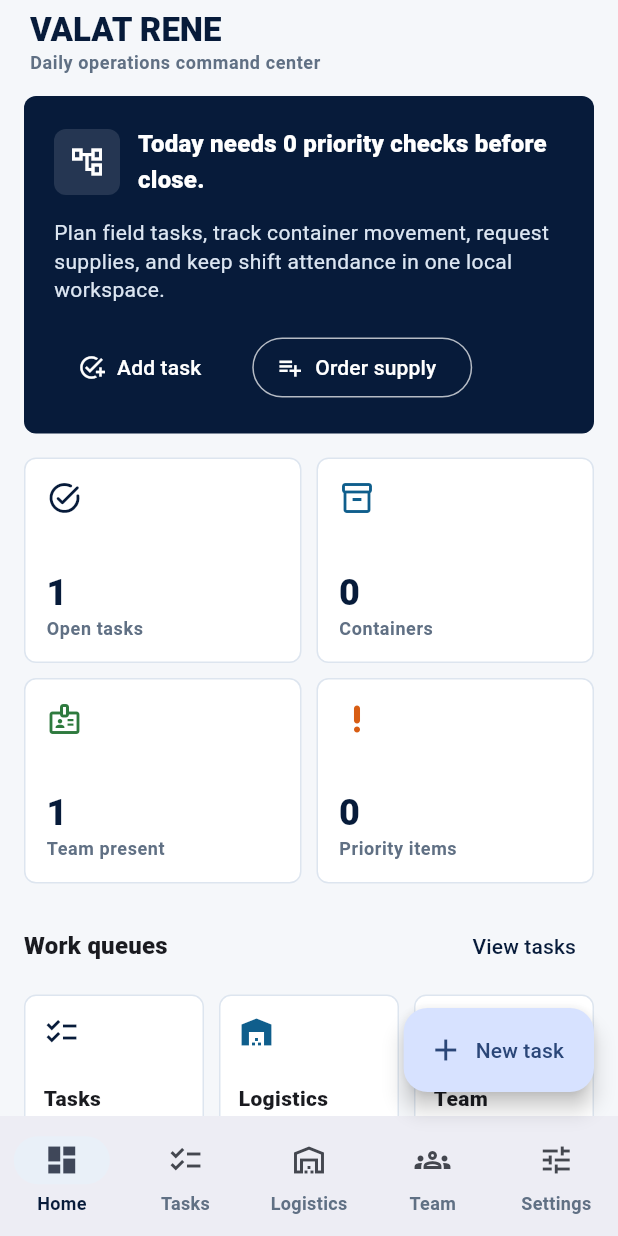
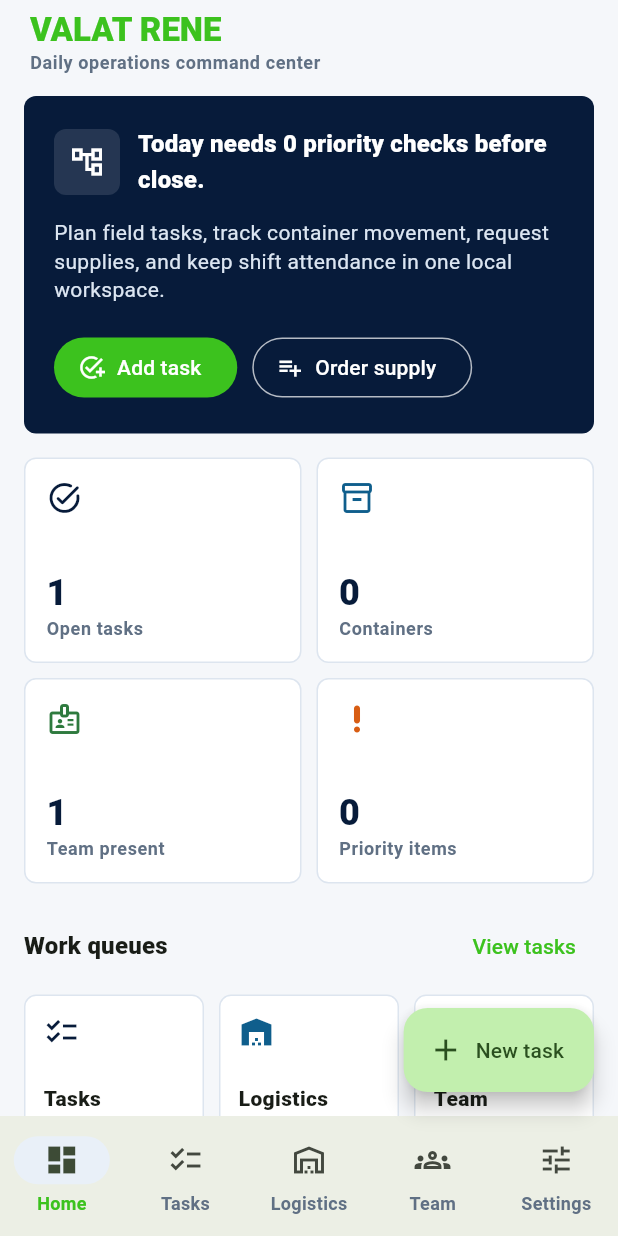
Before and after one commit to EOOrga/68d9d1101299230338e3b1a6, a Flutter app: the screen it shows after launch, on a phone screen of 412 x 824 dp. Run offline on Flutter 3.47's test engine with Material 3 defaults, Android fonts, the phone set to English and light mode, and no system bars; our stand-ins replace shared_preferences.

Commit message:
Create Flutter variant com.tazig19.guler

```diff
--- a/lib/main.dart
+++ b/lib/main.dart
@@ -30,9 +30,9 @@
   }
 
   ThemeData _theme() {
-    const navy = Color(0xFF071B3A);
-    const orange = Color(0xFFD85D13);
-    const green = Color(0xFF2E7A3E);
+    const navy = Color(0xFF3CC21E);
+    const orange = Color(0xFF1EC252);
+    const green = Color(0xFF1EC2A4);
     const surface = Color(0xFFF5F7FA);
 
     final scheme =
--- a/pubspec.yaml
+++ b/pubspec.yaml
@@ -1,4 +1,4 @@
-name: valat_rene
+name: guler
 description: Operations workspace for task, container, supply, and attendance tracking.
 publish_to: 'none'
 version: 1.0.0+1
@@ -25,6 +25,6 @@
   android: true
   ios: false
   image_path: docs/icon.png
-  adaptive_icon_background: '#071B3A'
+  adaptive_icon_background: "#1EC2A4"
   adaptive_icon_foreground: docs/icon.png
   min_sdk_android: 23
```
Also changed, not shown: docs/icon.png, 11 other files.
